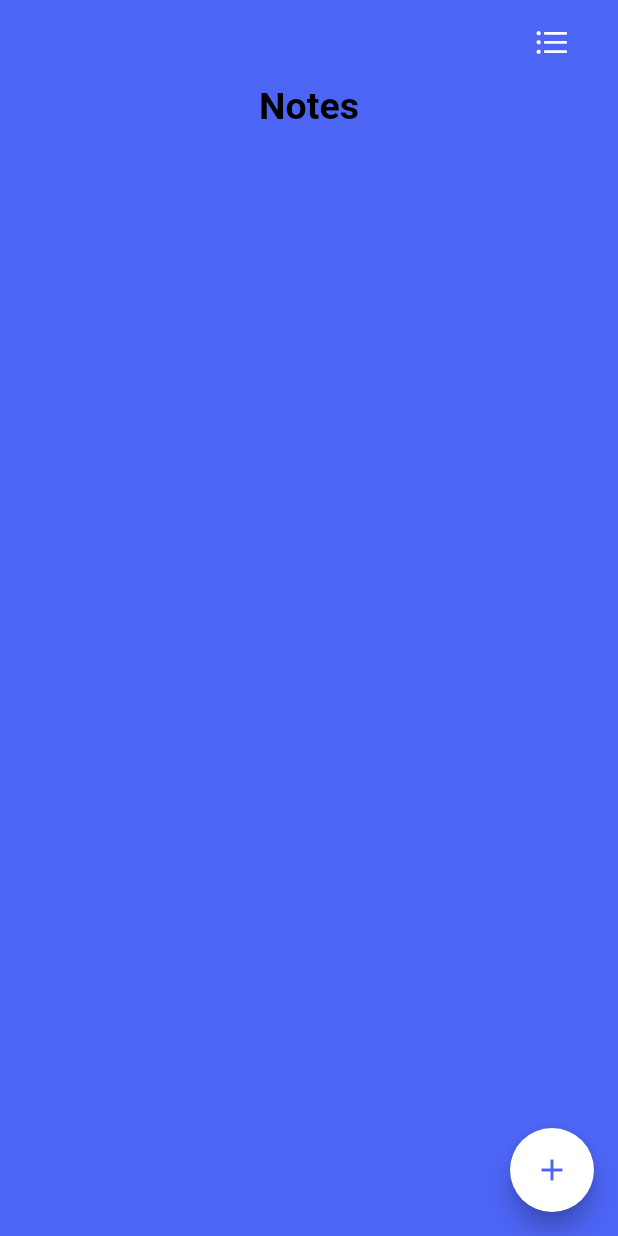
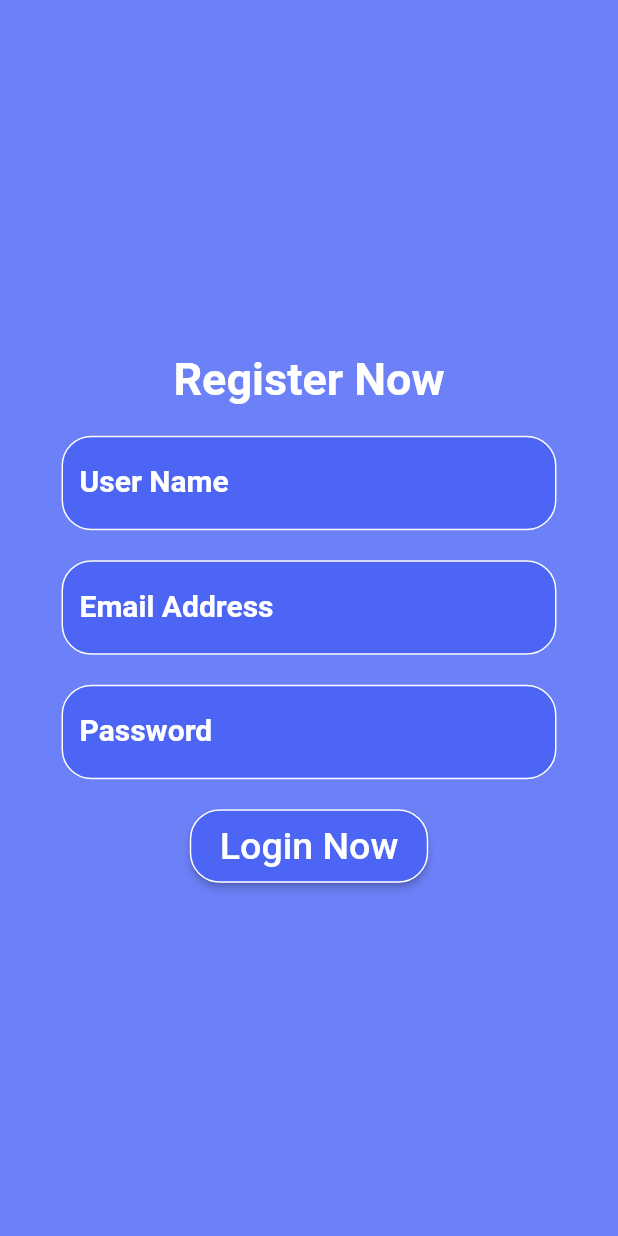
Before and after one commit to oveshdevwala/todo_list_app, a Flutter app: the screen it shows after launch, on a phone screen of 412 x 824 dp. Run offline on Flutter 3.47's test engine with Material 2 defaults, Android fonts, the phone set to English and light mode, and no system bars; our stand-ins replace lottie, shared_preferences, top_snackbar_flutter.

Commit message:
logins update

```diff
--- /dev/null
+++ b/lib/loginTask/loginScreen.dart
@@ -0,0 +1,191 @@
+import 'dart:async';
+
+import 'package:flutter/material.dart';
+import 'package:shared_preferences/shared_preferences.dart';
+import 'package:todo_listapp/screens/Home_screen.dart';
+import 'package:top_snackbar_flutter/custom_snack_bar.dart';
+import 'package:top_snackbar_flutter/top_snack_bar.dart';
+
+class LoginScreen extends StatefulWidget {
+  const LoginScreen({super.key});
+
+  @override
+  State<LoginScreen> createState() => _LoginScreenState();
+}
+
+class ComponentClass {
+  static const String Login_pref_key = 'islogin';
+  static const String username_pref = 'username';
+  static const String email_pref = 'email';
+  static const String password_pref = 'password';
+}
+
+class _LoginScreenState extends State<LoginScreen> {
+  var usernameController = TextEditingController();
+  var emailController = TextEditingController();
+  var passwordController = TextEditingController();
+
+  @override
+  Widget build(BuildContext context) {
+    return Scaffold(
+      backgroundColor: uicolors.appblue.withAlpha(210),
+      body: Center(
+        child: Column(
+          mainAxisAlignment: MainAxisAlignment.center,
+          children: [
+            Text(
+              'Register Now',
+              style: TextStyle(
+                  fontSize: 30,
+                  fontWeight: FontWeight.bold,
+                  color: uicolors.textfildlabel),
+            ),
+            SizedBox(height: 20),
+            SizedBox(
+                width: 330,
+                child: TextField(
+                    style: textfildtextstyle(),
+                    controller: usernameController,
+                    decoration: textfildDecoration('User Name'))),
+            SizedBox(height: 20),
+            SizedBox(
+                width: 330,
+                child: TextField(
+                    style: textfildtextstyle(),
+                    controller: emailController,
+                    decoration: textfildDecoration('Email Address'))),
+            SizedBox(height: 20),
+            SizedBox(
+                width: 330,
+                child: TextField(
+                    obscureText: true,
+                    obscuringCharacter: '*',
+                    style: textfildtextstyle(),
+                    controller: passwordController,
+                    decoration: textfildDecoration('Password'))),
+            SizedBox(height: 20),
+            ElevatedButton(
+                onPressed: () async {
+                  var usernamevalue = usernameController.text.toString();
+                  var emailvalue = emailController.text.toString();
+                  var passwordvalue = passwordController.text.toString();
+                  var prefs = await SharedPreferences.getInstance();
+
+                  prefs.setString(ComponentClass.username_pref, usernamevalue);
+                  prefs.setString(ComponentClass.email_pref, emailvalue);
+                  prefs.setString(ComponentClass.password_pref, passwordvalue);
+
+                  // ScaffoldMessenger.of(context).showSnackBar(
+                  //   loginSuccesSnackbar());
+
+                  if (usernameController.text.isNotEmpty &&
+                      emailController.text.isNotEmpty &&
+                      passwordController.text.isNotEmpty) {
+                    prefs.setBool(ComponentClass.Login_pref_key, true);
+                    topsuccesscnackbar(context);
+
+                    Timer(Duration(milliseconds: 1500), () {
+                      Navigator.pushReplacement(context, PageRouteBuilder(
+                        pageBuilder: (context, animation, secondaryAnimation) {
+                          return Home_Screen();
+                        },
+                      ));
+                    });
+                  } else if (usernameController.text.isEmpty &&
+                      emailController.text.isEmpty &&
+                      passwordController.text.isEmpty) {
+                    toperrorsnackbar(context,
+                        messagetext: "Details is Required");
+                  } else {
+                    if (usernameController.text.isEmpty) {
+                      toperrorsnackbar(context,
+                          messagetext: "User Name is Required");
+                    } else if (emailController.text.isEmpty) {
+                      toperrorsnackbar(context,
+                          messagetext: "Email is Required");
+                    } else {
+                      toperrorsnackbar(context,
+                          messagetext: "Password is Required");
+                    }
+                  }
+
+                  setState(() {});
+                },
+                style: ElevatedButton.styleFrom(
+                    side: BorderSide(color: uicolors.textfildlabel, width: 1),
+                    padding: EdgeInsets.symmetric(vertical: 10, horizontal: 20),
+                    shape: RoundedRectangleBorder(
+                        borderRadius: BorderRadius.circular(20)),
+                    backgroundColor: uicolors.appblue,
+                    foregroundColor: uicolors.textfildlabel),
+                child: Text(
+                  'Login Now',
+                  style: TextStyle(fontSize: 25),
+                ))
+          ],
+        ),
+      ),
+    );
+  }
+
+  void toperrorsnackbar(BuildContext context, {required String messagetext}) {
+    return showTopSnackBar(
+        Overlay.of(context),
+        displayDuration: Duration(seconds: 1),
+        CustomSnackBar.error(
+
+            // backgroundColor: uicolors.appblue,
+            textStyle: TextStyle(
+                fontSize: 30,
+                color: uicolors.textfildlabel,
+                fontWeight: FontWeight.bold),
+            message: messagetext));
+  }
+
+  void topsuccesscnackbar(BuildContext context) {
+    return showTopSnackBar(
+        displayDuration: Duration(seconds: 0),
+        Overlay.of(context),
+        CustomSnackBar.success(
+            backgroundColor: uicolors.appblue,
+            textStyle: TextStyle(color: uicolors.textfildlabel, fontSize: 35),
+            message: 'Login Successfully'));
+  }
+
+  SnackBar loginSuccesSnackbar() {
+    return SnackBar(
+      behavior: SnackBarBehavior.floating,
+      margin: EdgeInsets.all(15),
+      content: Center(
+        child: Text(
+          'Login Successfully',
+          style: TextStyle(color: uicolors.textfildlabel, fontSize: 25),
+        ),
+      ),
+      backgroundColor: uicolors.appblue,
+      // duration: Duration(milliseconds: 1500),
+    );
+  }
+
+  TextStyle textfildtextstyle() =>
+      TextStyle(color: uicolors.textfildlabel, fontSize: 20);
+
+  InputDecoration textfildDecoration(String label) {
+    return InputDecoration(
+      fillColor: uicolors.appblue,
+      filled: true,
+      labelText: label,
+      labelStyle:
+          TextStyle(color: uicolors.textfildlabel, fontWeight: FontWeight.bold),
+      enabledBorder: OutlineInputBorder(
+          borderRadius: BorderRadius.circular(20),
+          borderSide: BorderSide(color: Colors.white, width: 1)),
+      border: OutlineInputBorder(
+          borderRadius: BorderRadius.circular(20),
+          borderSide: BorderSide(color: Colors.white, width: 1)),
+      focusedBorder: OutlineInputBorder(
+          borderRadius: BorderRadius.circular(20),
+          borderSide: BorderSide(color: Colors.white, width: 1)),
+    );
+  }
+}
--- a/lib/main.dart
+++ b/lib/main.dart
@@ -1,5 +1,5 @@
 import 'package:flutter/material.dart';
-import 'package:todo_listapp/screens/Home_screen.dart';
+import 'package:todo_listapp/loginTask/splashScreen.dart';
 
 void main() {
   runApp(const MyApp());
@@ -12,23 +12,7 @@ class MyApp extends StatelessWidget {
   Widget build(BuildContext context) {
     return MaterialApp(
       debugShowCheckedModeBanner: false,
-      home: Home_Screen(),
+      home: SplashScreen(),
     );
   }
 }
-
-
-
-// class routes {
-//   static const String SplashScreen = 'splashScreen';
-//   static const String LoginScreen = 'loginScreen';
-//   static const String RegisterScreen = 'registerScreen';
-//   static const String HomeScreen = 'homeScreen';
-//   static const String CatagoryList = 'catagoryList';
-//   static const String NoteScreen = 'noteScreen';
-//   static const String CompletedNote = 'completedNote';
-
-//   static Map<String, Widget Function(BuildContext)> MyRoutes() {
-//     return {HomeScreen: (context) => Home_Screen()};
-//   }
-// }
```
Also changed, not shown: assets/lottie/splashani.json (added, +1 -0 lines), lib/loginTask/homeScreen.dart (added, +79 -0 lines), lib/loginTask/splashScreen.dart (added, +70 -0 lines), lib/screens/Home_screen.dart (+192 -93 lines), pubspec.yaml (+6 -2 lines), assets/clip.png (added), pubspec.lock, 1 other file.
